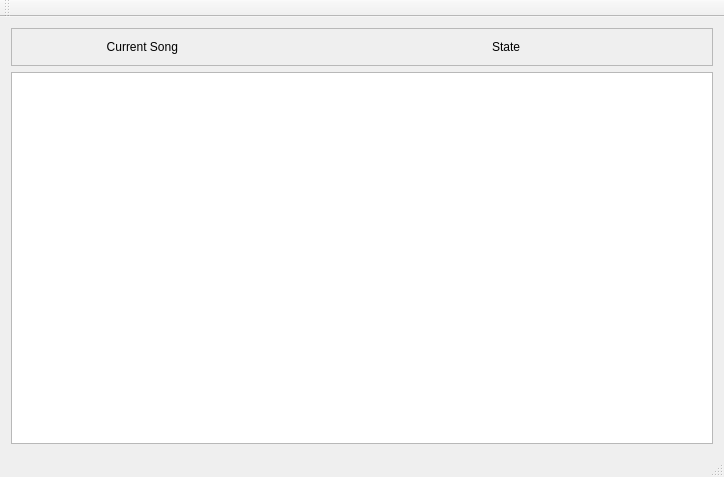
Qt form qt-gui/mainwindow.ui (jgilje/reveller) before a commit.
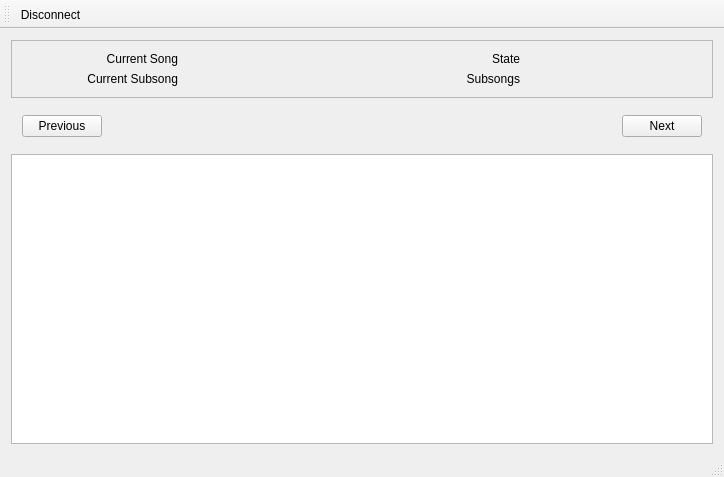
The same form after that commit.

Commit message: prev/next functions, state handling

```diff
--- a/qt-gui/mainwindow.ui
+++ b/qt-gui/mainwindow.ui
@@ -24,6 +24,27 @@
        <enum>QFrame::Raised</enum>
       </property>
       <layout class="QGridLayout" name="gridLayout">
+       <item row="1" column="3">
+        <widget class="QLabel" name="labelTotalSubsongs">
+         <property name="text">
+          <string/>
+         </property>
+        </widget>
+       </item>
+       <item row="1" column="1">
+        <widget class="QLabel" name="labelCurrentSubsong">
+         <property name="text">
+          <string/>
+         </property>
+        </widget>
+       </item>
+       <item row="0" column="3">
+        <widget class="QLabel" name="labelCurrentState">
+         <property name="text">
+          <string/>
+         </property>
+        </widget>
+       </item>
        <item row="0" column="1">
         <widget class="QLabel" name="labelCurrentSong">
          <property name="text">
@@ -34,26 +55,6 @@
          </property>
         </widget>
        </item>
-       <item row="0" column="0">
-        <widget class="QLabel" name="label">
-         <property name="text">
-          <string>Current Song</string>
-         </property>
-         <property name="alignment">
-          <set>Qt::AlignRight|Qt::AlignTrailing|Qt::AlignVCenter</set>
-         </property>
-         <property name="indent">
-          <number>10</number>
-         </property>
-        </widget>
-       </item>
-       <item row="0" column="3">
-        <widget class="QLabel" name="labelCurrentState">
-         <property name="text">
-          <string/>
-         </property>
-        </widget>
-       </item>
        <item row="0" column="2">
         <widget class="QLabel" name="label_3">
          <property name="text">
@@ -70,6 +71,78 @@
          </property>
         </widget>
        </item>
+       <item row="0" column="0">
+        <widget class="QLabel" name="label">
+         <property name="text">
+          <string>Current Song</string>
+         </property>
+         <property name="alignment">
+          <set>Qt::AlignRight|Qt::AlignTrailing|Qt::AlignVCenter</set>
+         </property>
+         <property name="indent">
+          <number>10</number>
+         </property>
+        </widget>
+       </item>
+       <item row="1" column="2">
+        <widget class="QLabel" name="label_5">
+         <property name="text">
+          <string>Subsongs</string>
+         </property>
+         <property name="alignment">
+          <set>Qt::AlignRight|Qt::AlignTrailing|Qt::AlignVCenter</set>
+         </property>
+         <property name="indent">
+          <number>10</number>
+         </property>
+        </widget>
+       </item>
+       <item row="1" column="0">
+        <widget class="QLabel" name="label_2">
+         <property name="text">
+          <string>Current Subsong</string>
+         </property>
+         <property name="alignment">
+          <set>Qt::AlignRight|Qt::AlignTrailing|Qt::AlignVCenter</set>
+         </property>
+         <property name="indent">
+          <number>10</number>
+         </property>
+        </widget>
+       </item>
+      </layout>
+     </widget>
+    </item>
+    <item>
+     <widget class="QWidget" name="widget" native="true">
+      <layout class="QHBoxLayout" name="horizontalLayout">
+       <item>
+        <widget class="QPushButton" name="pushButtonPrev">
+         <property name="text">
+          <string>Previous</string>
+         </property>
+        </widget>
+       </item>
+       <item>
+        <spacer name="horizontalSpacer">
+         <property name="orientation">
+          <enum>Qt::Horizontal</enum>
+         </property>
+         <property name="sizeHint" stdset="0">
+          <size>
+           <width>40</width>
+           <height>20</height>
+          </size>
+         </property>
+        </spacer>
+       </item>
+       <item>
+        <widget class="QPushButton" name="pushButtonNext">
+         <property name="text">
+          <string>Next</string>
+         </property>
+        </widget>
+       </item>
       </layout>
      </widget>
     </item>
@@ -99,8 +172,14 @@
    <attribute name="toolBarBreak">
     <bool>false</bool>
    </attribute>
+   <addaction name="actionDisconnect"/>
   </widget>
   <widget class="QStatusBar" name="statusBar"/>
+  <action name="actionDisconnect">
+   <property name="text">
+    <string>Disconnect</string>
+   </property>
+  </action>
  </widget>
  <layoutdefault spacing="6" margin="11"/>
  <resources/>
```
The commit also changes 5 other files.
